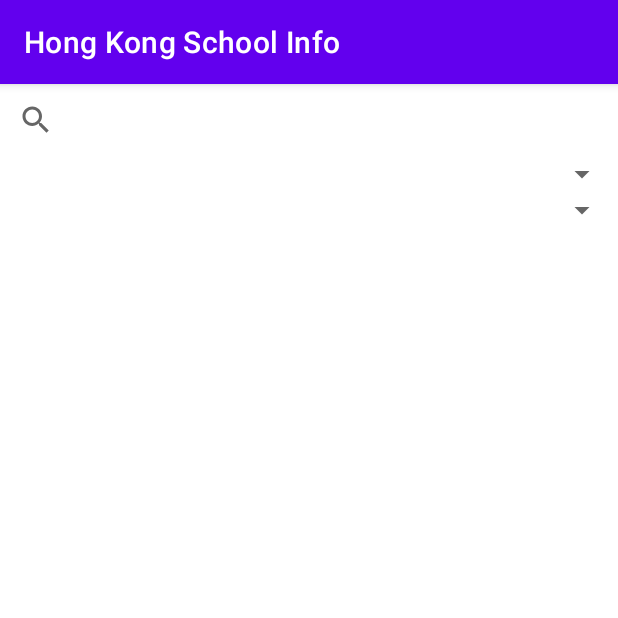
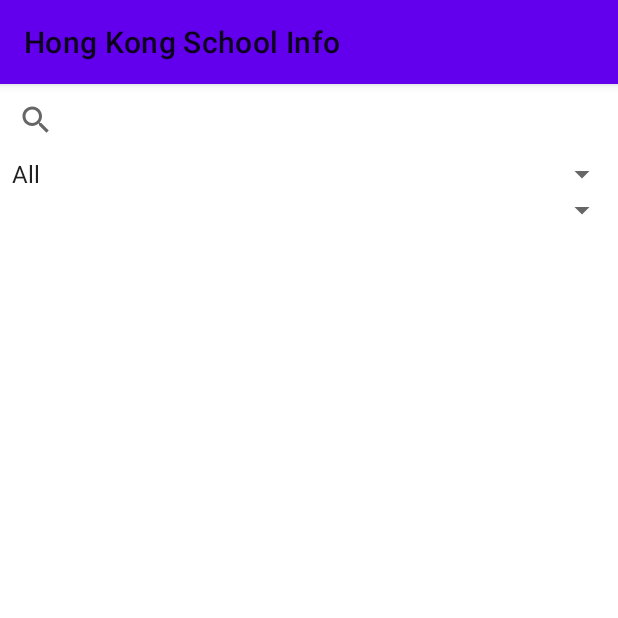
Before and after one commit to p5p53c/COMPS313F-Project, an Android app: the screen it shows after launch (MainActivity), on a phone screen of 412 x 824 dp, the top half of it. Run offline under Robolectric (Android 15) with nearby library versions, the phone set to English and light mode, and no system bars.

Commit message:
Remove Dark Mode

```diff
--- a/app/build.gradle
+++ b/app/build.gradle
@@ -7,7 +7,7 @@ android {
 
     defaultConfig {
         applicationId "edu.hkmu.hongkongschoolinfo"
-        minSdk 21
+        minSdk 23
         targetSdk 31
         versionCode 1
         versionName "1.0"
--- a/app/src/main/AndroidManifest.xml
+++ b/app/src/main/AndroidManifest.xml
@@ -3,6 +3,7 @@
     package="edu.hkmu.hongkongschoolinfo">
 
     <uses-permission android:name="android.permission.INTERNET" />
+    <uses-permission android:name="android.permission.CALL_PHONE" />
 
     <application
         android:allowBackup="true"
@@ -26,7 +27,7 @@
         </activity>
         <activity
             android:name=".ContactDialog"
-            android:theme="@style/Theme.AppCompat.Dialog"></activity>
+            android:theme="@style/Theme.AppCompat.Dialog" />
     </application>
 
 </manifest>
--- a/app/src/main/java/edu/hkmu/hongkongschoolinfo/ContactDialog.java
+++ b/app/src/main/java/edu/hkmu/hongkongschoolinfo/ContactDialog.java
@@ -46,6 +46,7 @@ public class ContactDialog extends AppCompatActivity {
         dialog_phone.setOnClickListener(v -> {
             Intent callIntent = new Intent(Intent.ACTION_CALL);
             callIntent.setData(Uri.parse("tel:" + finalSchoolPhoneNumber));
+            startActivity(callIntent);
         });
 
         dialog_website.setOnClickListener(v -> {
--- a/app/src/main/res/values-night/themes.xml
+++ /dev/null
@@ -1,16 +0,0 @@
-<resources xmlns:tools="http://schemas.android.com/tools">
-    <!-- Base application theme. -->
-    <style name="Theme.HongKongSchoolInfo" parent="Theme.MaterialComponents.DayNight.DarkActionBar">
-        <!-- Primary brand color. -->
-        <item name="colorPrimary">@color/purple_200</item>
-        <item name="colorPrimaryVariant">@color/purple_700</item>
-        <item name="colorOnPrimary">@color/black</item>
-        <!-- Secondary brand color. -->
-        <item name="colorSecondary">@color/teal_200</item>
-        <item name="colorSecondaryVariant">@color/teal_200</item>
-        <item name="colorOnSecondary">@color/black</item>
-        <!-- Status bar color. -->
-        <item name="android:statusBarColor" tools:targetApi="l">?attr/colorPrimaryVariant</item>
-        <!-- Customize your theme here. -->
-    </style>
-</resources>
--- a/app/src/main/res/values/strings.xml
+++ b/app/src/main/res/values/strings.xml
@@ -19,7 +19,7 @@
     <string name="religion">Religion : </string>
 
     <string-array name="filter">
-        <item></item>
+        <item>All</item>
         <item>Category</item>
         <item>Gender</item>
         <item>Session</item>
--- a/app/src/main/res/values/themes.xml
+++ b/app/src/main/res/values/themes.xml
@@ -1,6 +1,7 @@
 <resources xmlns:tools="http://schemas.android.com/tools">
     <!-- Base application theme. -->
-    <style name="Theme.HongKongSchoolInfo" parent="Theme.MaterialComponents.DayNight.DarkActionBar">
+    <style name="Theme.HongKongSchoolInfo" parent="Theme.MaterialComponents.Light">
+        <item name="android:forceDarkAllowed" tools:targetApi="q">false</item>
         <!-- Primary brand color. -->
         <item name="colorPrimary">@color/purple_500</item>
         <item name="colorPrimaryVariant">@color/purple_700</item>
```
